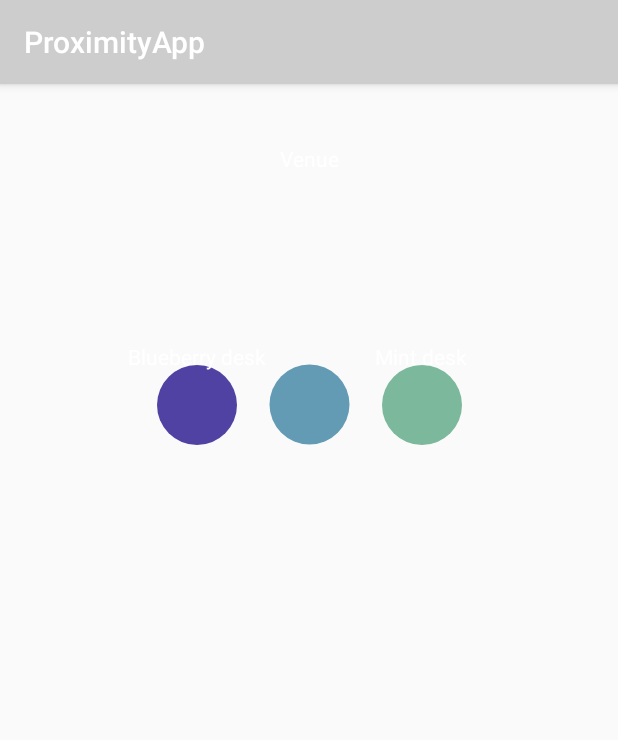
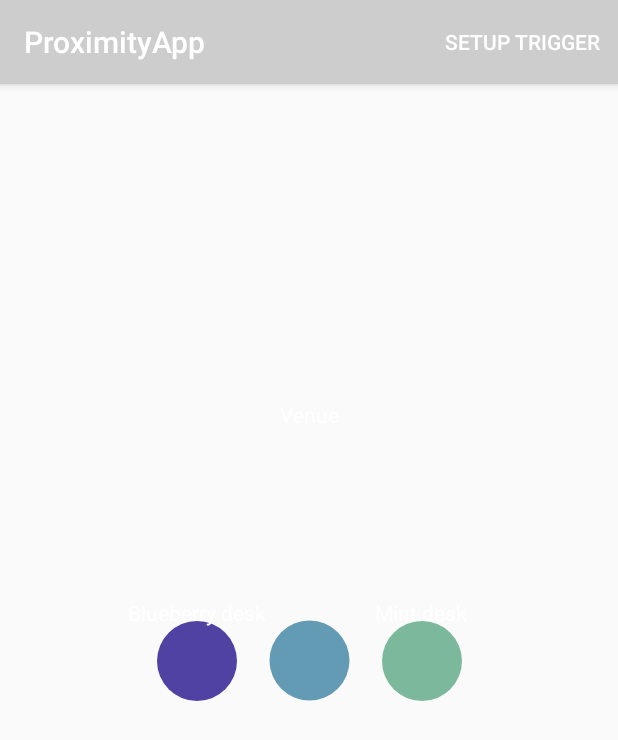
Before and after one commit to Estimote/Android-Proximity-SDK, an Android app: the screen it shows after launch (MainActivity), on a phone screen of 412 x 824 dp. Shown: the top 740 px of the screen. Run offline under Robolectric (Android 15) with nearby library versions, the phone set to English and light mode, and no system bars; libraries missing offline, so code that uses them is left out: com.estimote.cloud_plugin, com.estimote.internal_plugins_api, com.estimote.mustard, com.estimote.proximity_sdk; 1 statement that could not run was skipped.

Commit message:
Updated ProximityApp for version 0.1.0-alpha.9

```diff
--- a/example/ProximityApp/app/src/main/java/com/estimote/proximityapp/NotificationCreator.kt
+++ b/example/ProximityApp/app/src/main/java/com/estimote/proximityapp/NotificationCreator.kt
@@ -2,7 +2,9 @@ package com.estimote.proximityapp
 
 import android.app.Notification
 import android.app.NotificationChannel
+import android.app.PendingIntent
 import android.content.Context
+import android.content.Intent
 import android.os.Build
 import android.support.annotation.RequiresApi
 import android.support.v4.app.NotificationCompat
@@ -19,30 +21,27 @@ class NotificationCreator {
     private val CHANNEL_ID = "ESTIMOTE_SCAN"
     private val CHANNEL_NAME = "Estimote bluetooth scan notifications"
     private val CHANNEL_DESCRIPTION = "Blah blah blah"
-    private val NOTIFICATION_TITLE = "Estimote Inc. \u00AE"
-    private val NOTIFICATION_TEXT = "Scan is running..."
 
-    fun create(context: Context): Notification =
-            if (Build.VERSION.SDK_INT >= Build.VERSION_CODES.O) createNotificationForOreo(context)
-            else createNotificationForPreOreo(context)
-
-    private fun createNotificationForPreOreo(context: Context): Notification {
+    fun createTriggerNotification(context: Context): Notification {
+        if (Build.VERSION.SDK_INT >= Build.VERSION_CODES.O) createNotificationChannel(context)
         return NotificationCompat.Builder(context, CHANNEL_ID)
                 .setSmallIcon(R.drawable.beacon_gray)
-                .setContentTitle(NOTIFICATION_TITLE)
-                .setContentText(NOTIFICATION_TEXT)
+                .setContentTitle("Proximity App")
+                .setContentText("You are in the beacons range! Click here to run our app!")
+                .setContentIntent(PendingIntent.getActivity(context, 234235, Intent(context, MainActivity::class.java), PendingIntent.FLAG_UPDATE_CURRENT))
                 .build()
     }
 
-    @RequiresApi(Build.VERSION_CODES.O)
-    private fun createNotificationForOreo(context: Context): Notification {
-        createNotificationChannel(context)
-        return Notification.Builder(context, CHANNEL_ID)
+
+    fun createNotification(context: Context): Notification {
+        if (Build.VERSION.SDK_INT >= Build.VERSION_CODES.O) createNotificationChannel(context)
+        return NotificationCompat.Builder(context, CHANNEL_ID)
                 .setSmallIcon(R.drawable.beacon_gray)
-                .setContentTitle(NOTIFICATION_TITLE)
-                .setContentText(NOTIFICATION_TEXT)
+                .setContentTitle("Estimote Inc. \u00AE")
+                .setContentText( "Scan is running...")
                 .build()
     }
+
 
     @RequiresApi(Build.VERSION_CODES.O)
     private fun createNotificationChannel(context: Context) {
--- a/example/ProximityApp/app/src/main/res/layout/activity_main.xml
+++ b/example/ProximityApp/app/src/main/res/layout/activity_main.xml
@@ -20,12 +20,11 @@
             android:layout_marginBottom="8dp"
             android:layout_marginLeft="8dp"
             android:layout_marginRight="8dp"
-            android:layout_marginTop="32dp"
+            android:layout_marginTop="8dp"
             app:layout_constraintBottom_toBottomOf="parent"
             app:layout_constraintLeft_toLeftOf="parent"
             app:layout_constraintRight_toRightOf="parent"
             app:layout_constraintTop_toTopOf="parent"
-            app:layout_constraintVertical_bias="0.0"
             app:srcCompat="@color/background_white"/>
 
         <com.estimote.proximityapp.BubbleView
--- /dev/null
+++ b/example/ProximityApp/app/src/main/res/menu/menu.xml
@@ -0,0 +1,9 @@
+<?xml version="1.0" encoding="utf-8"?>
+<menu xmlns:app="http://schemas.android.com/apk/res-auto"
+      xmlns:android="http://schemas.android.com/apk/res/android" >
+
+    <item
+        android:id="@+id/action_trigger"
+        android:title="Setup trigger"
+        app:showAsAction="ifRoom"/>
+</menu>
--- a/example/ProximityApp/build.gradle
+++ b/example/ProximityApp/build.gradle
@@ -7,7 +7,7 @@ buildscript {
         google()
     }
     dependencies {
-        classpath 'com.android.tools.build:gradle:3.0.0'
+        classpath 'com.android.tools.build:gradle:3.0.1'
         classpath "org.jetbrains.kotlin:kotlin-gradle-plugin:$kotlin_version"
         // NOTE: Do not place your application dependencies here; they belong
         // in the individual module build.gradle files
```
Also changed, not shown: example/ProximityApp/app/build.gradle (+7 -6 lines), example/ProximityApp/app/src/main/java/com/estimote/proximityapp/MainActivity.kt (+66 -10 lines).
